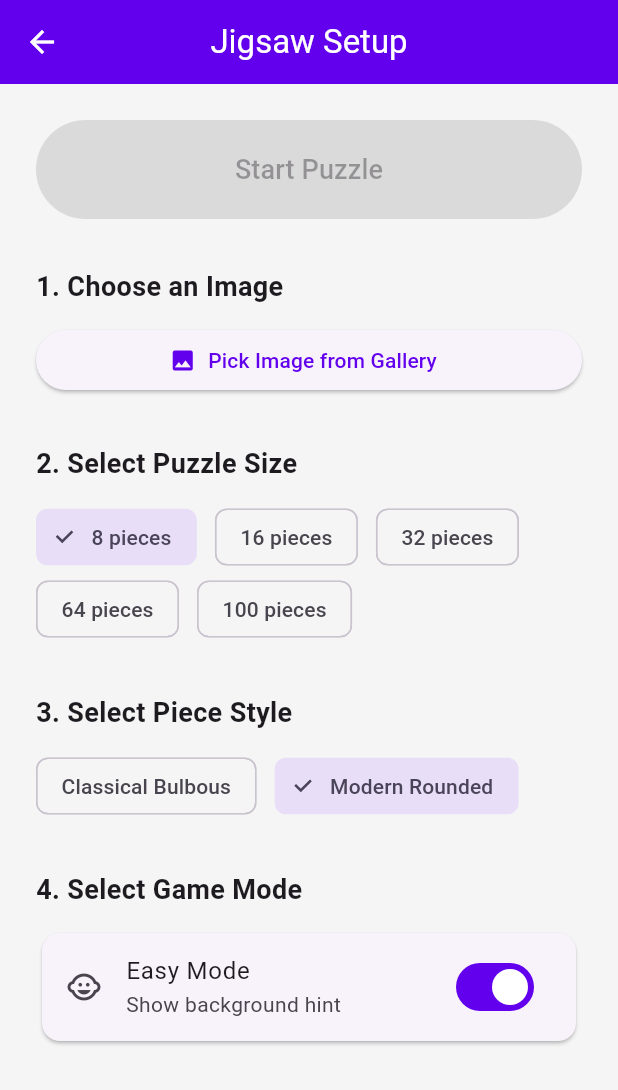
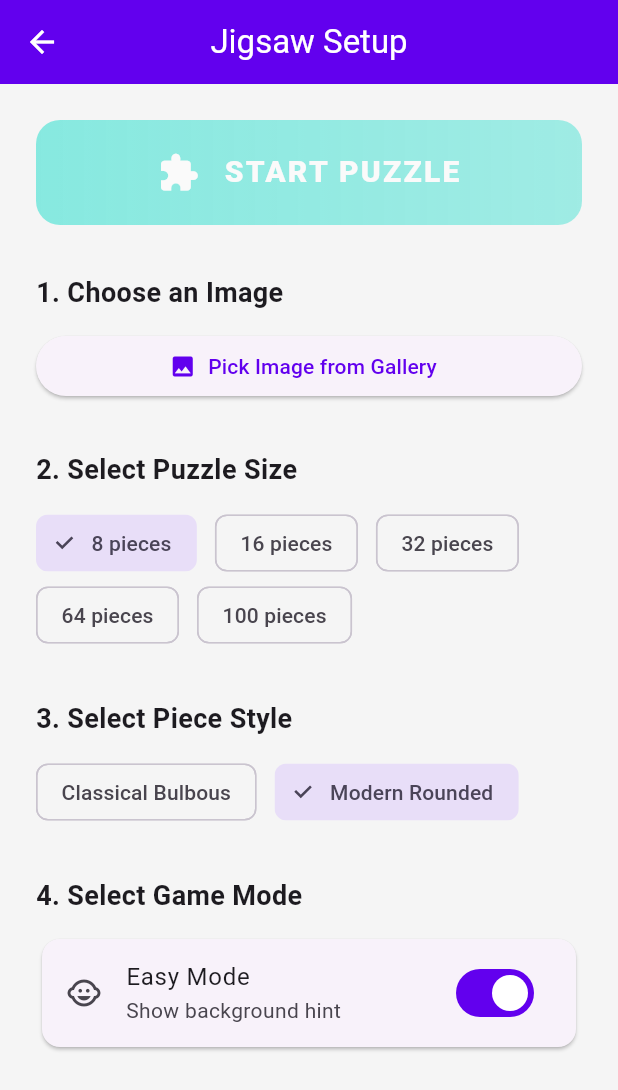
Before and after one commit to maltob/rapid_chomp_puzzle, a Flutter app: the JigsawSetupScreen screen opened directly, on a phone screen of 412 x 824 dp. Shown: the top 1090 px of the screen. Run offline on Flutter 3.47's test engine with Material 3 defaults, Android fonts, the phone set to English and light mode, and no system bars; our stand-ins replace file_picker, shared_preferences; accounts and stored records are empty.

Commit message:
Add color to the start game buttons. Improve consistency of the back button for jigsaw game. Keep jigsaw overlay always on top.

```diff
--- /dev/null
+++ b/lib/core/widgets/gradient_button.dart
@@ -0,0 +1,77 @@
+import 'package:flutter/material.dart';
+
+class GradientButton extends StatelessWidget {
+  final String title;
+  final IconData icon;
+  final Color color;
+  final VoidCallback? onTap;
+  final double height;
+  final double borderRadius;
+
+  const GradientButton({
+    super.key,
+    required this.title,
+    required this.icon,
+    required this.color,
+    this.onTap,
+    this.height = 70,
+    this.borderRadius = 16,
+  });
+
+  @override
+  Widget build(BuildContext context) {
+    final bool isDark = Theme.of(context).brightness == Brightness.dark;
+    final bool isEnabled = onTap != null;
+
+    return Opacity(
+      opacity: isEnabled ? 1.0 : 0.5,
+      child: Container(
+        width: double.infinity,
+        height: height,
+        decoration: BoxDecoration(
+          borderRadius: BorderRadius.circular(borderRadius),
+          gradient: LinearGradient(
+            colors: [
+              color.withOpacity(isDark ? 0.4 : 0.9),
+              color.withOpacity(isDark ? 0.2 : 0.7),
+            ],
+          ),
+          boxShadow: [
+            if (isEnabled)
+              BoxShadow(
+                color: color.withOpacity(0.3),
+                blurRadius: 12,
+                offset: const Offset(0, 6),
+              ),
+          ],
+        ),
+        child: Material(
+          color: Colors.transparent,
+          child: InkWell(
+            onTap: onTap,
+            borderRadius: BorderRadius.circular(borderRadius),
+            child: Padding(
+              padding: const EdgeInsets.symmetric(horizontal: 24),
+              child: Row(
+                mainAxisAlignment: MainAxisAlignment.center,
+                children: [
+                  Icon(icon, size: 28, color: Colors.white),
+                  const SizedBox(width: 16),
+                  Text(
+                    title.toUpperCase(),
+                    style: const TextStyle(
+                      fontSize: 20,
+                      fontWeight: FontWeight.w900,
+                      color: Colors.white,
+                      letterSpacing: 1.5,
+                    ),
+                  ),
+                ],
+              ),
+            ),
+          ),
+        ),
+      ),
+    );
+  }
+}
--- a/lib/features/jigsaw/jigsaw_setup_screen.dart
+++ b/lib/features/jigsaw/jigsaw_setup_screen.dart
@@ -7,6 +7,7 @@ import '../../core/services/storage_service.dart';
 import '../../core/theme/app_constants.dart';
 import 'jigsaw_piece.dart';
 import 'jigsaw_playground.dart';
+import '../../core/widgets/gradient_button.dart';
 
 class JigsawSetupScreen extends StatefulWidget {
   const JigsawSetupScreen({super.key});
@@ -93,17 +94,11 @@ class _JigsawSetupScreenState extends State<JigsawSetupScreen> {
           child: Column(
             crossAxisAlignment: CrossAxisAlignment.stretch,
             children: [
-              ElevatedButton(
-                onPressed: _selectedImage != null ? _startGame : null,
-                style: ElevatedButton.styleFrom(
-                  padding: const EdgeInsets.symmetric(vertical: 20),
-                  backgroundColor: Theme.of(context).primaryColor,
-                  foregroundColor: Colors.white,
-                ),
-                child: const Text(
-                  'Start Puzzle',
-                  style: TextStyle(fontSize: 18),
-                ),
+              GradientButton(
+                title: 'Start Puzzle',
+                icon: Icons.extension_rounded,
+                color: const Color(0xFF03DAC6),
+                onTap: _selectedImage != null ? _startGame : null,
               ),
               const SizedBox(height: 32),
               const Text(
```
Also changed, not shown: lib/features/jigsaw/jigsaw_playground.dart (+112 -81 lines), lib/features/memory_match/memory_match_setup_screen.dart (+6 -8 lines).
